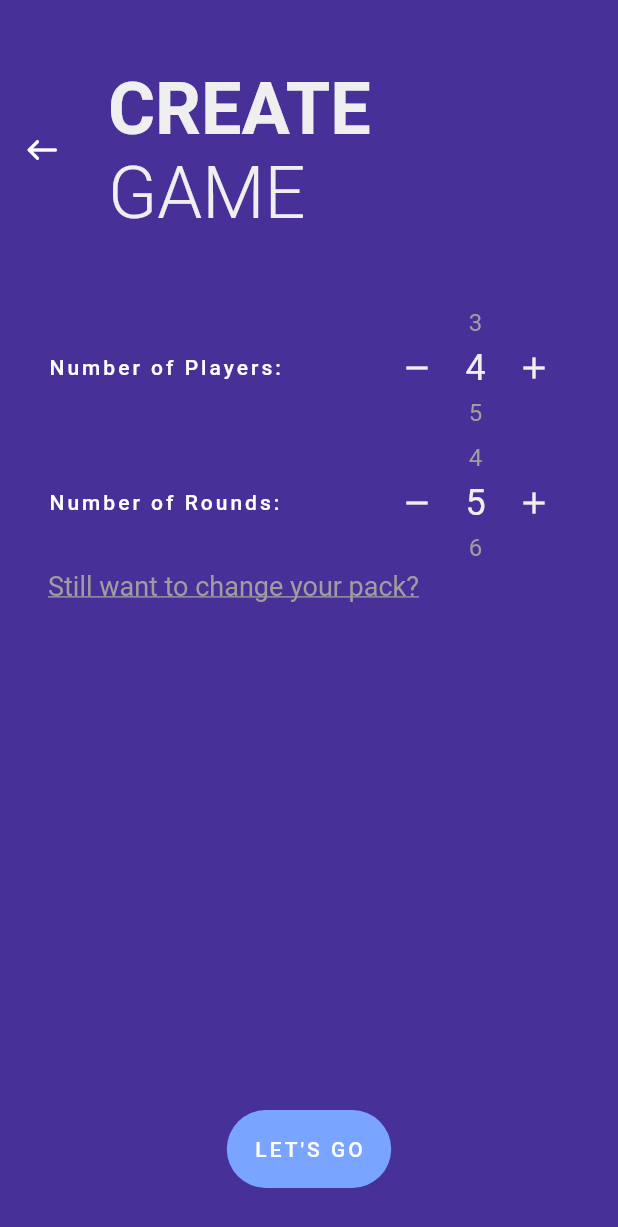
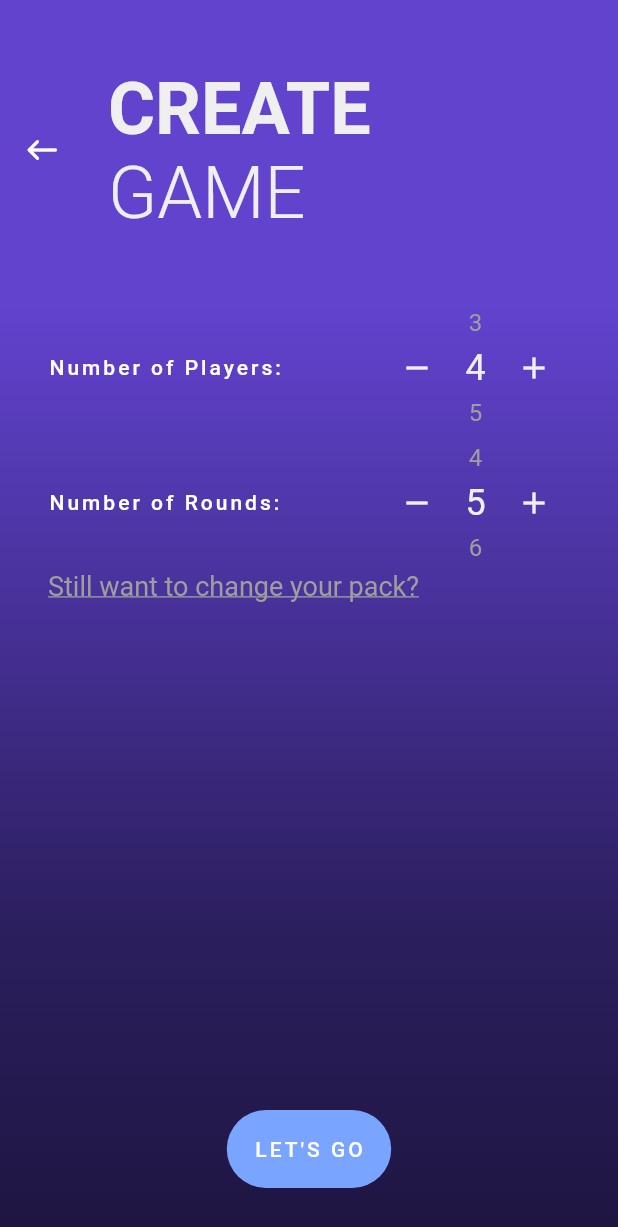
Before and after one commit to thijsnulle/crank-it-up, a Flutter app: the GameCreationScreen screen opened directly, on a phone screen of 412 x 824 dp. Shown: the top 1227 px of the screen. Run offline on Flutter 3.47's test engine with Material 2 defaults, Android fonts, the phone set to English and light mode, and no system bars; drawn by our look-alikes of numberpicker; our stand-ins replace auto_size_text, confetti, flash, flutter_markdown, flutter_svg_provider, page_transition; missing offline and left inert: page_flip_builder; Roboto replaces fonts that are missing (Montserrat).

Commit message:
gradient background

```diff
--- a/lib/components/app_header.dart
+++ b/lib/components/app_header.dart
@@ -27,7 +27,7 @@ class AppHeader {
       ),
       actions: actions,
       toolbarHeight: 200,
-      backgroundColor: Colors.transparent,
+      backgroundColor: const Color.fromARGB(255, 97, 67, 206),
       shadowColor: Colors.transparent,
     );
   }
--- a/lib/main.dart
+++ b/lib/main.dart
@@ -19,7 +19,7 @@ class CrankItUp extends StatelessWidget {
     return MaterialApp(
         home: const HomeScreen(),
         theme: ThemeData(
-            scaffoldBackgroundColor: colorScheme.background,
+            scaffoldBackgroundColor: Colors.transparent,
             fontFamily: 'Montserrat',
             textTheme: TextTheme(
               headline1: TextStyle(fontWeight: FontWeight.w700, fontSize: 48.0, color: colorScheme.onBackground),
--- a/lib/screens/game_creation_screen.dart
+++ b/lib/screens/game_creation_screen.dart
@@ -23,7 +23,15 @@ class GameCreationScreenState extends State<GameCreationScreen> {
     return Builder(
       builder: (context) => Scaffold(
         appBar: AppHeader.create('CREATE', 'GAME', null, Icons.west_rounded, context),
-        body: Padding(
+        body: Container(
+            decoration: const BoxDecoration(
+                gradient: LinearGradient(begin: Alignment.bottomCenter, end: Alignment.topCenter, colors: [
+              Color.fromARGB(255, 30, 21, 65),
+              Color.fromARGB(255, 44, 31, 95),
+              Color(0xFF473198),
+              Color.fromARGB(255, 98, 67, 207)
+            ])),
+            child: Padding(
               padding: const EdgeInsets.symmetric(horizontal: 32.0),
               child: Column(
                 children: [
@@ -87,7 +95,8 @@ class GameCreationScreenState extends State<GameCreationScreen> {
                     children: [
                       GestureDetector(
                           onTap: () => Navigator.of(context).push(
-                            PageTransition(type: PageTransitionType.bottomToTop, child: const PackSelectionScreen()),
+                                PageTransition(
+                                    type: PageTransitionType.bottomToTop, child: const PackSelectionScreen()),
                               ),
                           child: Text(
                             'Still want to change your pack?',
@@ -101,12 +110,13 @@ class GameCreationScreenState extends State<GameCreationScreen> {
                       function: () => Navigator.of(context).push(
                             PageTransition(
                                 type: PageTransitionType.rightToLeft,
-                            child: PlayerInputScreen(numberOfPlayers: numberOfPlayers, numberOfRounds: numberOfRounds)),
+                                child: PlayerInputScreen(
+                                    numberOfPlayers: numberOfPlayers, numberOfRounds: numberOfRounds)),
                           )),
                   const SizedBox(height: 32)
                 ],
               ),
-        ),
+            )),
       ),
     );
   }
--- a/lib/screens/rules_screen.dart
+++ b/lib/screens/rules_screen.dart
@@ -40,6 +40,12 @@ class BasicRules extends StatelessWidget {
         onTap: onFlip,
         child: Container(
             decoration: BoxDecoration(
+                gradient: const LinearGradient(begin: Alignment.bottomCenter, end: Alignment.topCenter, colors: [
+                  Color.fromARGB(255, 30, 21, 65),
+                  Color.fromARGB(255, 44, 31, 95),
+                  Color(0xFF473198),
+                  Color.fromARGB(255, 98, 67, 207)
+                ]),
                 color: colorScheme.primaryContainer,
                 borderRadius: const BorderRadius.all(Radius.circular(20)),
                 boxShadow: const [BoxShadow(blurRadius: 32.0, color: Color(0x66000000))]),
```
Also changed, not shown: lib/screens/game_screen.dart (+10 -2 lines), lib/screens/home_screen.dart (+10 -2 lines), lib/screens/pack_selection_screen.dart (+10 -2 lines), lib/screens/player_input_screen.dart (+10 -2 lines), lib/screens/settings_screen.dart (+9 -1 lines), lib/screens/voting_screen.dart (+10 -2 lines), lib/screens/winner_screen.dart (+10 -2 lines). Lines whose indentation alone changed are shown as unchanged.
